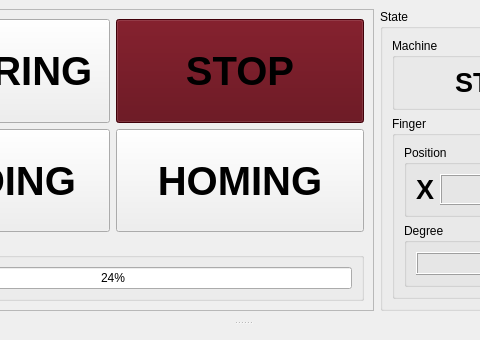
The window that resources/ui/main_window.ui (rayandrew/automated-tending) describes before a commit, drawn with Qt 5; both pictures show x 157 to 637 and y 0 to 340 of the 800 by 528 pixel window.
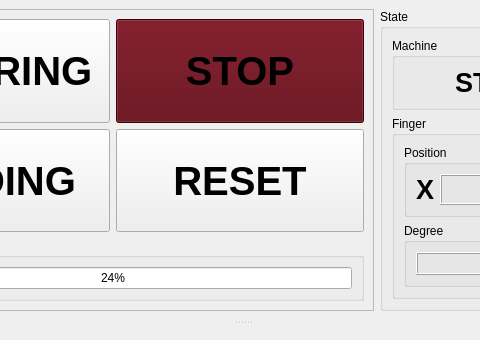
The same window after the commit.

```diff
--- a/resources/ui/main_window.ui
+++ b/resources/ui/main_window.ui
@@ -121,7 +121,7 @@
                 <bool>true</bool>
                </property>
                <property name="text">
-                <string>HOMING</string>
+                <string>RESET</string>
                </property>
               </widget>
              </item>
```
Left out of the diff: 2 changed lines with no effect on the pictures.
